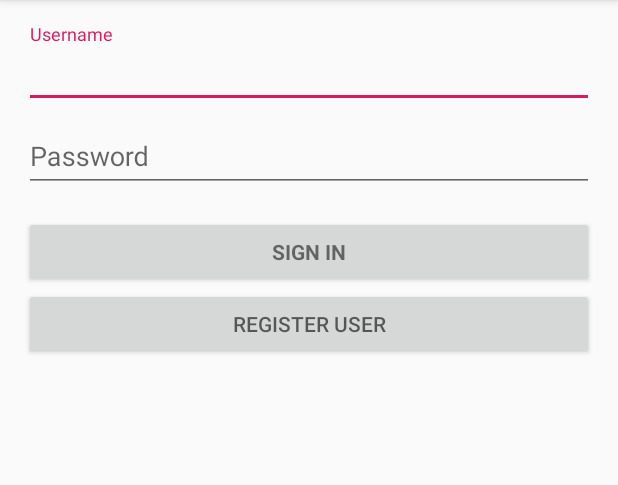
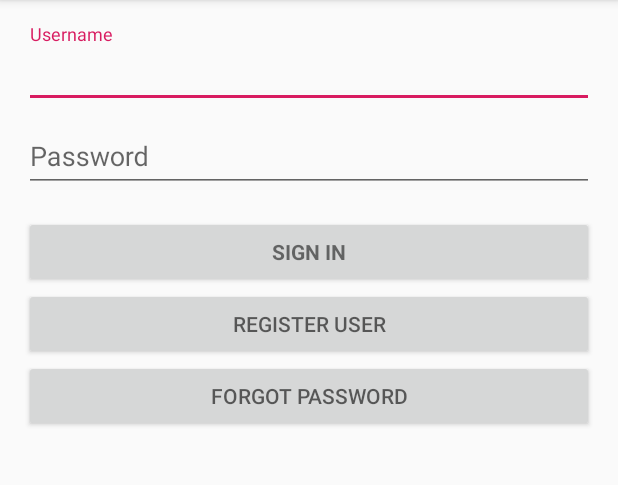
Before and after one commit to Wihlborg/AndroidChess, an Android app: the RegisterActivity screen opened directly, with no data from a screen before it, after a tap on "RETURN TO LOG IN", on a phone screen of 412 x 824 dp, the part 84-569 px from its top. Run offline under Robolectric (Android 15) with nearby library versions, the phone set to English and light mode, and no system bars; 1 other tap on this screen came first.

Commit message:
Forgot added - [in progress]

```diff
--- a/app/src/main/AndroidManifest.xml
+++ b/app/src/main/AndroidManifest.xml
@@ -21,6 +21,7 @@
             </intent-filter>
         </activity>
         <activity android:name=".RegisterActivity"/>
+        <activity android:name=".ForgotActivity"/>
     </application>
 
 </manifest>
--- a/app/src/main/java/com/example/androidchess/LogInActivity.java
+++ b/app/src/main/java/com/example/androidchess/LogInActivity.java
@@ -17,14 +17,14 @@ public class LogInActivity  extends AppCompatActivity{
     /**
      * Keep track of the login task to ensure we can cancel it if requested.
      */
-    private UserLoginTask mAuthTask = null;
+    protected UserLoginTask mAuthTask = null;
 
     // UI references.
     private AutoCompleteTextView mUsername;
     private EditText mPasswordView;
     protected Button mRegisterButton;
     protected Button mSignInButton;
-
+    protected Button mForgotButton;
 
     @Override
     protected void onCreate(Bundle savedInstanceState) {
@@ -62,6 +62,15 @@ public class LogInActivity  extends AppCompatActivity{
 
                 Intent registerActivity = new Intent(LogInActivity.this, RegisterActivity.class);
                 startActivity(registerActivity);
+            }
+        });
+
+        mForgotButton = findViewById(R.id.forgot_password_button);
+        mForgotButton.setOnClickListener(new OnClickListener() {
+            @Override
+            public void onClick(View v) {
+                Intent forgot = new Intent(LogInActivity.this, ForgotActivity.class);
+                startActivity(forgot);
             }
         });
     }
--- a/app/src/main/java/com/example/androidchess/RegisterActivity.java
+++ b/app/src/main/java/com/example/androidchess/RegisterActivity.java
@@ -14,7 +14,7 @@ public class RegisterActivity extends AppCompatActivity {
     /**
      * Keep track of the register task to ensure we can cancel it if requested.
      */
-    private UserRegisterTask mAuthTask = null;
+    protected UserRegisterTask mAuthTask = null;
 
 
     // UI references.
--- a/app/src/main/res/layout/activity_login.xml
+++ b/app/src/main/res/layout/activity_login.xml
@@ -77,6 +77,11 @@
                     android:layout_width="match_parent"
                     android:layout_height="wrap_content" android:id="@+id/register_button_from_login"
                     style="@android:style/TextAppearance.Small"/>
+            <Button
+                    android:text="@string/action_forgot_password"
+                    android:layout_width="match_parent"
+                    android:layout_height="wrap_content" android:id="@+id/forgot_password_button"
+                    style="@android:style/TextAppearance.Small"/>
 
         </LinearLayout>
     </ScrollView>
--- a/app/src/main/res/values/strings.xml
+++ b/app/src/main/res/values/strings.xml
@@ -17,4 +17,6 @@
     <string name="permission_rationale">"Contacts permissions are needed for providing email
         completions."
     </string>
+    <string name="action_forgot_password">Forgot password</string>
+    <string name="action_recover_password">Recover password</string>
 </resources>
--- a/settings.gradle
+++ b/settings.gradle
@@ -1 +1 @@
-include ':app', ':mysql-connector-java-5.1.28-bin'
+include ':app', ':mysql-connector-java-5.1.28-bin', ':javax.mail'
```
Also changed, not shown: app/src/main/java/com/example/androidchess/Database.java (+24 -1 lines), app/src/main/java/com/example/androidchess/ForgotActivity.java (added, +77 -0 lines), app/src/main/res/layout/activity_forgot_password.xml (added, +26 -0 lines).
